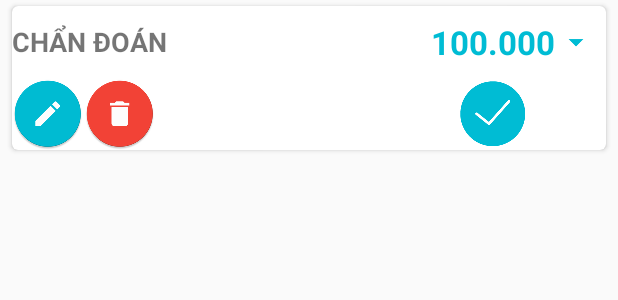
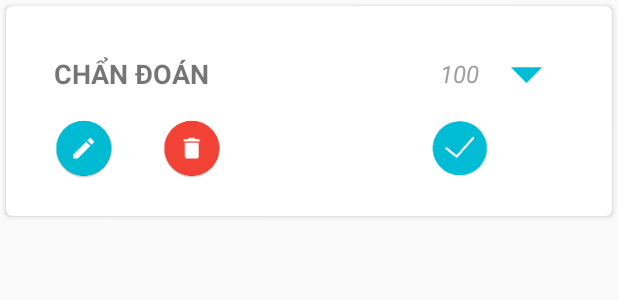
Before and after one commit to hhnchau/Icare, an Android app: the layout diagnose_item.xml on its own in the app's theme, with its tools: preview values and no code run, on a phone screen of 412 x 824 dp. Shown: the top 300 px of the screen. Run offline under Robolectric (Android 15) with nearby library versions, the phone set to English and light mode, and no system bars; network calls fail.

Commit message:
Commit change layout diagnose

```diff
--- a/app/src/main/res/layout/diagnose.xml
+++ b/app/src/main/res/layout/diagnose.xml
@@ -8,10 +8,6 @@
         android:id="@+id/input"
         android:layout_width="match_parent"
         android:layout_height="wrap_content"
-        android:layout_marginStart="@dimen/dp_16"
-        android:layout_marginTop="@dimen/dp_24"
-        android:layout_marginEnd="@dimen/dp_16"
-        android:layout_marginBottom="@dimen/dp_4"
         android:elevation="@dimen/dp_2"
         android:gravity="center"
         android:orientation="horizontal"
@@ -45,8 +41,6 @@
         android:id="@+id/rcv"
         android:layout_width="match_parent"
         android:layout_height="0dp"
-        android:layout_marginStart="@dimen/dp_16"
-        android:layout_marginEnd="@dimen/dp_16"
         app:layout_constraintBottom_toBottomOf="parent"
         app:layout_constraintEnd_toEndOf="parent"
         app:layout_constraintStart_toStartOf="parent"
--- a/app/src/main/res/layout/diagnose_item.xml
+++ b/app/src/main/res/layout/diagnose_item.xml
@@ -4,9 +4,9 @@
     android:id="@+id/cardView"
     android:layout_width="match_parent"
     android:layout_height="wrap_content"
-    android:layout_marginStart="@dimen/dp_8"
+    android:layout_marginStart="@dimen/dp_4"
     android:layout_marginTop="@dimen/dp_4"
-    android:layout_marginEnd="@dimen/dp_8"
+    android:layout_marginEnd="@dimen/dp_4"
     android:layout_marginBottom="@dimen/dp_4"
     app:cardCornerRadius="@dimen/dp_4">
 
@@ -19,12 +19,16 @@
         <android.support.constraint.ConstraintLayout
             android:layout_width="match_parent"
             android:layout_height="0dp"
-            android:layout_weight="1">
+            android:layout_weight="1"
+            android:layout_marginTop="@dimen/dp_20"
+            android:layout_marginBottom="@dimen/dp_20">
 
             <TextView
                 android:id="@+id/tvName"
                 android:layout_width="0dp"
                 android:layout_height="0dp"
+                android:layout_marginStart="@dimen/dp_32"
+                android:layout_marginEnd="@dimen/dp_84"
                 android:ellipsize="end"
                 android:gravity="center_vertical"
                 android:lines="2"
@@ -32,7 +36,7 @@
                 android:textSize="@dimen/sp_18"
                 android:textStyle="bold"
                 app:layout_constraintBottom_toTopOf="@id/icEdit"
-                app:layout_constraintEnd_toStartOf="@id/ic_expand"
+                app:layout_constraintEnd_toStartOf="@id/guide"
                 app:layout_constraintStart_toStartOf="parent"
                 app:layout_constraintTop_toTopOf="parent"
                 app:layout_constraintVertical_bias="0" />
@@ -43,10 +47,10 @@
                 android:layout_height="0dp"
                 android:gravity="center"
                 android:lines="1"
-                android:text="100.000"
-                android:textColor="@color/blue"
-                android:textSize="@dimen/sp_22"
-                android:textStyle="bold"
+                android:text="100.000 VNĐ"
+                android:textColor="@color/text_label"
+                android:textSize="@dimen/sp_16"
+                android:textStyle="italic"
                 app:layout_constraintBottom_toTopOf="@id/icSelect"
                 app:layout_constraintEnd_toStartOf="@id/ic_expand"
                 app:layout_constraintStart_toStartOf="@id/guide"
@@ -56,20 +60,21 @@
 
             <ImageView
                 android:id="@+id/ic_expand"
-                android:layout_width="wrap_content"
-                android:layout_height="0dp"
-                android:layout_margin="@dimen/dp_8"
+                android:layout_width="50dp"
+                android:layout_height="50dp"
                 android:contentDescription="@string/img_des"
+                android:layout_marginEnd="@dimen/dp_32"
                 android:src="@drawable/ic_arrow_drop_down"
                 app:layout_constraintBottom_toBottomOf="@id/tvName"
                 app:layout_constraintEnd_toEndOf="parent"
                 app:layout_constraintStart_toEndOf="@id/tvName"
-                app:layout_constraintTop_toTopOf="@id/tvName" />
+                app:layout_constraintTop_toTopOf="@id/tvName"
+                app:layout_constraintHorizontal_bias="1"/>
 
 
             <ImageView
                 android:id="@+id/icSelect"
-                android:layout_width="0dp"
+                android:layout_width="40dp"
                 android:layout_height="0dp"
                 android:contentDescription="@string/img_des"
                 android:src="@mipmap/ic_checked"
@@ -82,8 +87,9 @@
 
             <ImageView
                 android:id="@+id/icEdit"
-                android:layout_width="wrap_content"
+                android:layout_width="@dimen/dp_40"
                 android:layout_height="0dp"
+                android:layout_marginStart="@dimen/dp_32"
                 android:contentDescription="@string/img_des"
                 android:src="@mipmap/ic_edit"
                 app:layout_constraintBottom_toBottomOf="parent"
@@ -95,8 +101,9 @@
 
             <ImageView
                 android:id="@+id/icDelete"
-                android:layout_width="wrap_content"
-                android:layout_height="wrap_content"
+                android:layout_width="@dimen/dp_40"
+                android:layout_height="0dp"
+                android:layout_marginStart="@dimen/dp_32"
                 android:contentDescription="@string/img_des"
                 android:src="@mipmap/ic_delete"
                 app:layout_constraintBottom_toBottomOf="parent"
@@ -122,6 +129,7 @@
             android:layout_height="wrap_content"
             android:layout_marginStart="@dimen/dp_8"
             android:layout_marginEnd="@dimen/dp_8"
+            android:layout_marginBottom="@dimen/dp_16"
             android:orientation="vertical"
             android:visibility="gone">
 
@@ -135,6 +143,9 @@
                 android:layout_width="match_parent"
                 android:layout_height="0dp"
                 android:layout_weight="1"
+                android:layout_marginTop="@dimen/dp_16"
+                android:layout_marginStart="@dimen/dp_24"
+                android:layout_marginEnd="@dimen/dp_32"
                 app:label="@string/txt_diagnose_name_en" />
 
         </LinearLayout>
--- a/app/src/main/res/layout/heppening_item.xml
+++ b/app/src/main/res/layout/heppening_item.xml
@@ -126,7 +126,7 @@
                     android:layout_width="0dp"
                     android:layout_height="0dp"
                     android:orientation="vertical"
-                    app:layout_constraintGuide_percent="0.7" />
+                    app:layout_constraintGuide_percent="0.65" />
 
             </android.support.constraint.ConstraintLayout>
 
--- a/app/src/main/res/layout/serviceitem_item.xml
+++ b/app/src/main/res/layout/serviceitem_item.xml
@@ -88,7 +88,7 @@
 
             <ImageView
                 android:id="@+id/icDelete"
-                android:layout_width="wrap_content"
+                android:layout_width="40dp"
                 android:layout_height="0dp"
                 android:layout_marginStart="@dimen/dp_32"
                 android:contentDescription="@string/img_des"
@@ -104,7 +104,7 @@
                 android:layout_width="0dp"
                 android:layout_height="0dp"
                 android:orientation="vertical"
-                app:layout_constraintGuide_percent="0.7" />
+                app:layout_constraintGuide_percent="0.6" />
 
         </android.support.constraint.ConstraintLayout>
 
```
